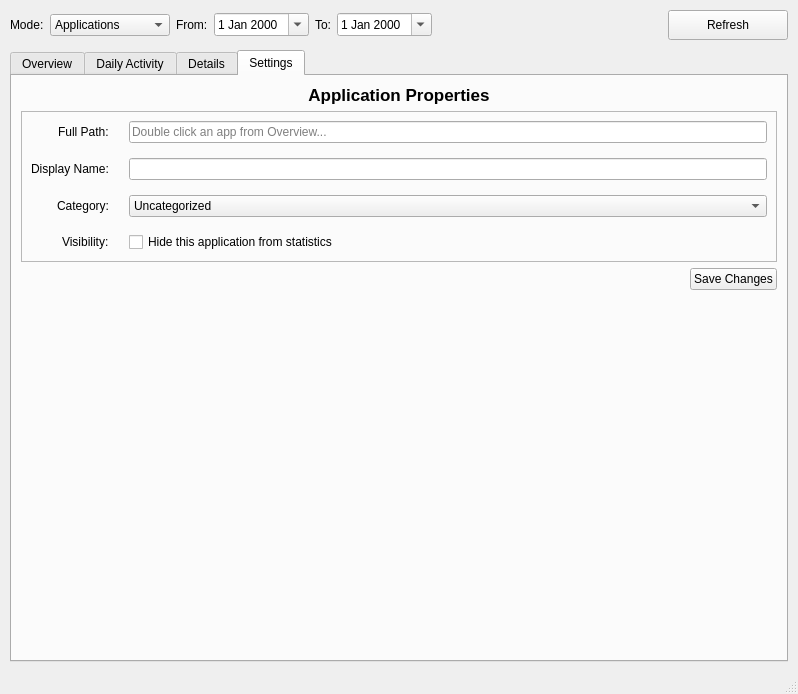
Above: src/ActivityDashboard.ui from Kvazarus/Activity_Insight before the change. Below: the same form after it.
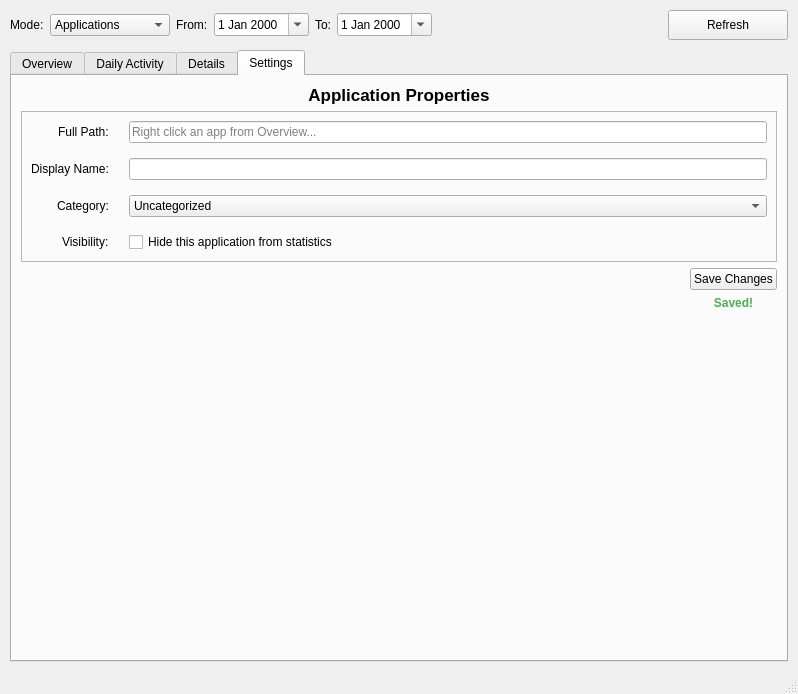
That is the form after the change. The open tabs and pages were chosen to show the change. Custom widgets are drawn as their Qt base class.

Commit message: Finished UI-app mode, double click changed to right click

What changed in the file:
```diff
--- a/src/ActivityDashboard.ui
+++ b/src/ActivityDashboard.ui
@@ -421,7 +421,7 @@
               <bool>true</bool>
              </property>
              <property name="placeholderText">
-              <string>Double click an app from Overview...</string>
+              <string>Right click an app from Overview...</string>
              </property>
             </widget>
            </item>
@@ -484,11 +484,33 @@
            </spacer>
           </item>
           <item>
+           <layout class="QVBoxLayout" name="verticalLayoutSaveBtn">
+            <item>
            <widget class="QPushButton" name="btnSaveSettings">
             <property name="text">
              <string>Save Changes</string>
             </property>
            </widget>
+            </item>
+            <item>
+             <widget class="QLabel" name="lblSavedStatus">
+              <property name="font">
+               <font>
+                <bold>true</bold>
+               </font>
+              </property>
+              <property name="styleSheet">
+               <string notr="true">color: #4CAF50;</string>
+              </property>
+              <property name="text">
+               <string>Saved!</string>
+              </property>
+              <property name="alignment">
+               <set>Qt::AlignmentFlag::AlignCenter</set>
+              </property>
+             </widget>
+            </item>
+           </layout>
           </item>
          </layout>
         </item>
```
Left out of the diff: 2 changed lines with no effect on the pictures. Lines whose indentation alone changed are shown as unchanged. The commit also changes 4 other files.
